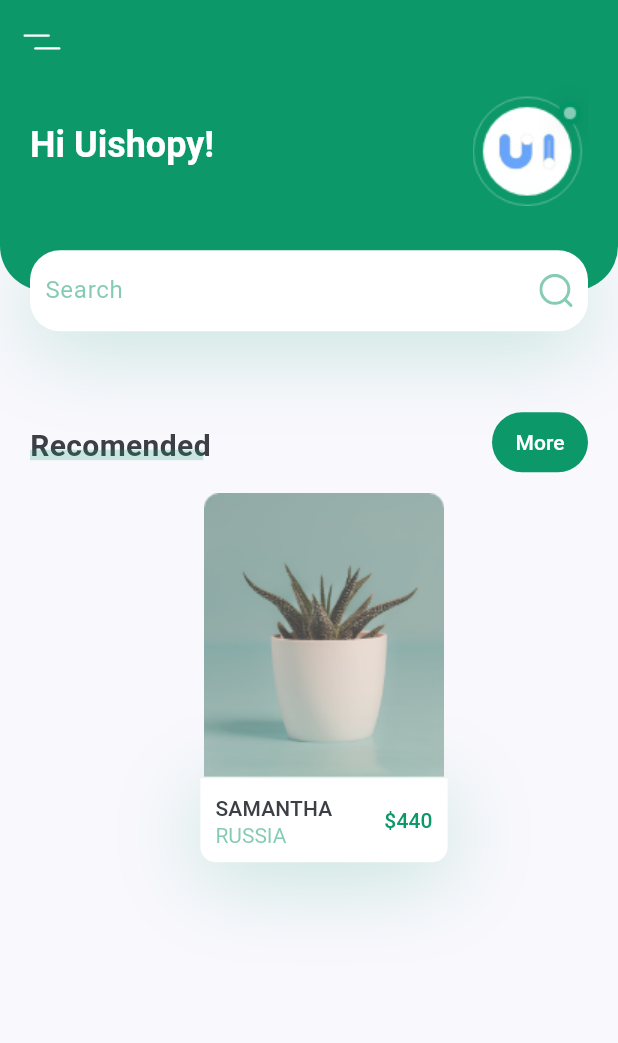
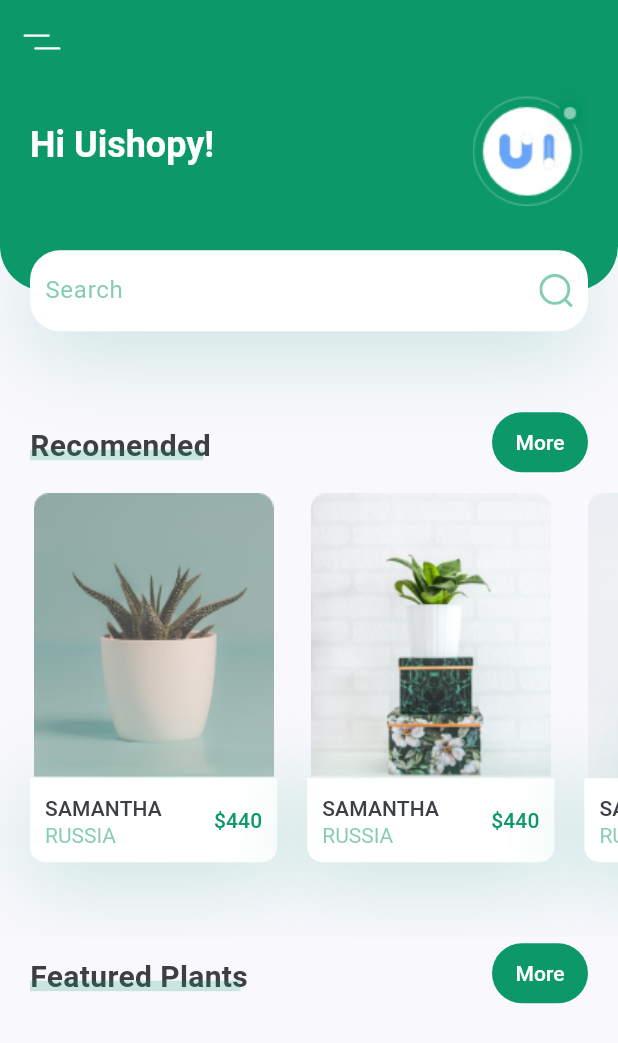
Before and after one commit to adel7ussein/Plant-App, a Flutter app: the screen it shows after launch, on a phone screen of 412 x 824 dp. Shown: the top 1043 px of the screen. Run offline on Flutter 3.47's test engine with Material 3 defaults, Android fonts, the phone set to English and light mode, and no system bars; our stand-ins replace flutter_svg.

Commit message:
Create a List of Recommended PlantCard

```diff
--- a/lib/screens/home/component/body.dart
+++ b/lib/screens/home/component/body.dart
@@ -1,7 +1,7 @@
 import 'package:flutter/material.dart';
 import 'package:plant_app/screens/home/component/custom_button.dart';
-import 'package:plant_app/screens/home/component/custom_recommend_plantcard.dart';
 import 'package:plant_app/screens/home/component/header_with_searchbox.dart';
+import 'package:plant_app/screens/home/component/recommended_listof_plants.dart';
 
 class Body extends StatelessWidget {
   const Body({super.key});
@@ -19,13 +19,8 @@ class Body extends StatelessWidget {
             buttonName: 'Recomended',
             press: () {},
           ),
-          CustomRecommendPlantCard(
-            image: "assets/images/image_1.png",
-            title: "Samantha",
-            country: "Russia",
-            price: 440,
-            press: () {},
-          )
+          const RecommendedListOfPlants(),
+          CustomButton(buttonName: "Featured Plants", press: (){})
         ],
       ),
     );
--- /dev/null
+++ b/lib/screens/home/component/recommended_listof_plants.dart
@@ -0,0 +1,40 @@
+import 'package:flutter/material.dart';
+import 'package:plant_app/screens/home/component/custom_recommend_plantcard.dart';
+
+class RecommendedListOfPlants extends StatelessWidget {
+  const RecommendedListOfPlants({
+    super.key,
+  });
+
+  @override
+  Widget build(BuildContext context) {
+    return SingleChildScrollView(
+      scrollDirection: Axis.horizontal,
+      child: Row(
+        children: [
+          CustomRecommendPlantCard(
+            image: "assets/images/image_1.png",
+            title: "Samantha",
+            country: "Russia",
+            price: 440,
+            press: () {},
+          ),
+          CustomRecommendPlantCard(
+            image: "assets/images/image_2.png",
+            title: "Samantha",
+            country: "Russia",
+            price: 440,
+            press: () {},
+          ),
+          CustomRecommendPlantCard(
+            image: "assets/images/image_3.png",
+            title: "Samantha",
+            country: "Russia",
+            price: 440,
+            press: () {},
+          ),
+        ],
+      ),
+    );
+  }
+}
```
